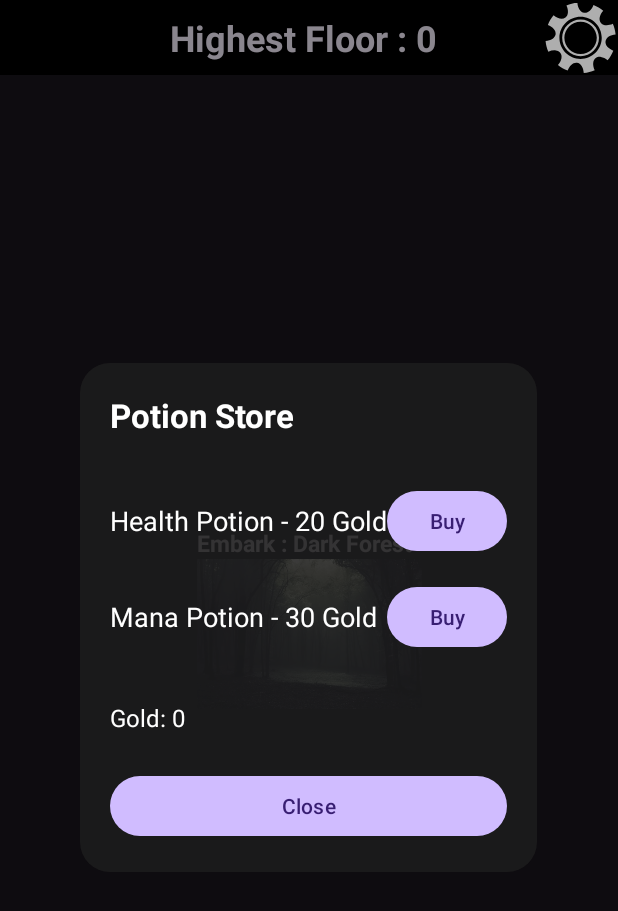
After one commit to Samestora/pemrograman-kotlin, an Android app: the fragment StoreDialogFragment placed in its activity, on a phone screen of 412 x 824 dp. The commit adds this screen. Shown: the top 911 px of the screen. Run offline under Robolectric (Android 15) with nearby library versions, the phone set to English and light mode, and no system bars.

Commit message:
Adding transition every navigation (fade in/out), store and use item into dialog not fragment

```diff
--- a/app/src/main/java/com/sgdc/roguelike/ui/activity/MainActivity.kt
+++ b/app/src/main/java/com/sgdc/roguelike/ui/activity/MainActivity.kt
@@ -19,10 +19,8 @@ import com.sgdc.roguelike.ui.fragment.GachaFragment
 import com.sgdc.roguelike.ui.fragment.MenuFragment
 import com.sgdc.roguelike.ui.fragment.RestFragment
 import com.sgdc.roguelike.ui.fragment.SettingsFragment
-import com.sgdc.roguelike.ui.fragment.StoreFragment
 
 class MainActivity : AppCompatActivity() {
-
     private val viewModel: MainViewModel by viewModels()
 
     override fun onCreate(savedInstanceState: Bundle?) {
@@ -56,10 +54,18 @@ class MainActivity : AppCompatActivity() {
                 Screen.Death -> DeathFragment()
                 Screen.Settings -> SettingsFragment()
                 Screen.Gacha -> GachaFragment()
-                Screen.Store -> StoreFragment()
             }
 
+            val fade = android.transition.TransitionInflater.from(this)
+                .inflateTransition(R.transition.fade)
+
+            fragment.enterTransition = fade
+            fragment.exitTransition = fade
+            fragment.reenterTransition = fade
+            fragment.returnTransition = fade
+
             supportFragmentManager.beginTransaction()
+                .setReorderingAllowed(true)
                 .replace(R.id.fragmentContainer, fragment)
                 .commit()
         }
--- /dev/null
+++ b/app/src/main/java/com/sgdc/roguelike/ui/fragment/StoreDialogFragment.kt
@@ -0,0 +1,73 @@
+package com.sgdc.roguelike.ui.fragment
+
+import android.graphics.Color
+import android.graphics.drawable.ColorDrawable
+import android.os.Bundle
+import android.view.LayoutInflater
+import android.view.View
+import android.view.ViewGroup
+import android.widget.Button
+import android.widget.TextView
+import androidx.fragment.app.DialogFragment
+import androidx.fragment.app.activityViewModels
+import com.sgdc.roguelike.R
+import com.sgdc.roguelike.domain.bgm.SfxManager
+import com.sgdc.roguelike.domain.item.HealthPotion
+import com.sgdc.roguelike.domain.item.ManaPotion
+import com.sgdc.roguelike.ui.viewmodel.GameViewModel
+import kotlin.getValue
+
+class StoreDialogFragment : DialogFragment() {
+
+    private val gameViewModel: GameViewModel by activityViewModels()
+
+    override fun onCreateView(
+        inflater: LayoutInflater,
+        container: ViewGroup?,
+        savedInstanceState: Bundle?
+    ): View {
+        dialog?.window?.setBackgroundDrawable(ColorDrawable(Color.TRANSPARENT))
+        return inflater.inflate(R.layout.dialog_store, container, false)
+    }
+
+    override fun onViewCreated(view: View, savedInstanceState: Bundle?) {
+        super.onViewCreated(view, savedInstanceState)
+
+        val tvGold = view.findViewById<TextView>(R.id.tvGold)
+        val tvWarning = view.findViewById<TextView>(R.id.tvWarning)
+        val btnBuyHealth = view.findViewById<Button>(R.id.btnBuyHealthPotion)
+        val btnBuyMana = view.findViewById<Button>(R.id.btnBuyManaPotion)
+        val btnClose = view.findViewById<Button>(R.id.btnCloseStore)
+
+        gameViewModel.player.observe(viewLifecycleOwner) { player ->
+            tvGold.text = "Gold: ${player.money}"
+        }
+
+        btnBuyHealth.setOnClickListener {
+            val success = gameViewModel.playerAddItem(HealthPotion())
+            if (!success) {
+                SfxManager.play("decline")
+                tvWarning.visibility = View.VISIBLE
+            } else {
+                SfxManager.play("buy")
+                tvWarning.visibility = View.GONE
+            }
+        }
+
+        btnBuyMana.setOnClickListener {
+            val success = gameViewModel.playerAddItem(ManaPotion())
+            if (!success) {
+                SfxManager.play("decline")
+                tvWarning.visibility = View.VISIBLE
+            } else {
+                SfxManager.play("buy")
+                tvWarning.visibility = View.GONE
+            }
+        }
+
+        btnClose.setOnClickListener {
+            SfxManager.play("button")
+            dismiss()
+        }
+    }
+}
--- a/app/src/main/java/com/sgdc/roguelike/ui/viewmodel/MainViewModel.kt
+++ b/app/src/main/java/com/sgdc/roguelike/ui/viewmodel/MainViewModel.kt
@@ -24,5 +24,5 @@ class MainViewModel : ViewModel() {
 }
 
 enum class Screen {
-    Menu, Battle, Settings, Rest, Death, Gacha, Store
+    Menu, Battle, Settings, Rest, Death, Gacha
 }
--- /dev/null
+++ b/app/src/main/res/drawable/dialog_bg.xml
@@ -0,0 +1,10 @@
+<?xml version="1.0" encoding="utf-8"?>
+<shape xmlns:android="http://schemas.android.com/apk/res/android">
+    <solid android:color="#CC1E1E1E" />
+    <corners android:radius="20dp" />
+    <padding
+        android:left="16dp"
+        android:top="16dp"
+        android:right="16dp"
+        android:bottom="16dp" />
+</shape>
--- /dev/null
+++ b/app/src/main/res/layout/dialog_store.xml
@@ -0,0 +1,97 @@
+<?xml version="1.0" encoding="utf-8"?>
+<ScrollView xmlns:android="http://schemas.android.com/apk/res/android"
+            android:layout_width="match_parent"
+            android:layout_height="wrap_content"
+            android:padding="24dp">
+
+    <LinearLayout
+        android:orientation="vertical"
+        android:padding="20dp"
+        android:layout_width="match_parent"
+        android:layout_height="wrap_content"
+         android:background="@drawable/dialog_bg"
+        android:gravity="center_horizontal">
+
+        <TextView
+            android:layout_height="wrap_content"
+            android:layout_width="match_parent"
+            android:id="@+id/tvStoreTitle"
+            android:text="Potion Store"
+            android:textColor="@android:color/white"
+            android:textSize="22sp"
+            android:textStyle="bold"
+            android:layout_marginBottom="24dp"/>
+
+        <!-- Health Potion Row -->
+        <LinearLayout
+            android:orientation="horizontal"
+            android:layout_width="match_parent"
+            android:layout_height="wrap_content"
+            android:paddingVertical="8dp"
+            android:gravity="center_vertical">
+
+            <TextView
+                android:text="Health Potion - 20 Gold"
+                android:textColor="@android:color/white"
+                android:textSize="18sp"
+                android:layout_width="0dp"
+                android:layout_weight="1"
+                android:layout_height="wrap_content"/>
+
+            <Button
+                android:id="@+id/btnBuyHealthPotion"
+                android:text="Buy"
+                android:layout_width="80dp"
+                android:layout_height="wrap_content"/>
+        </LinearLayout>
+
+        <!-- Mana Potion Row -->
+        <LinearLayout
+            android:orientation="horizontal"
+            android:layout_width="match_parent"
+            android:layout_height="wrap_content"
+            android:paddingVertical="8dp"
+            android:gravity="center_vertical">
+
+            <TextView
+                android:text="Mana Potion - 30 Gold"
+                android:textColor="@android:color/white"
+                android:textSize="18sp"
+                android:layout_width="0dp"
+                android:layout_weight="1"
+                android:layout_height="wrap_content"/>
+
+            <Button
+                android:id="@+id/btnBuyManaPotion"
+                android:text="Buy"
+                android:layout_width="80dp"
+                android:layout_height="wrap_content"/>
+        </LinearLayout>
+
+        <TextView
+            android:id="@+id/tvGold"
+            android:text="Gold: 0"
+            android:textColor="@android:color/white"
+            android:textSize="16sp"
+            android:layout_marginTop="24dp" android:layout_height="wrap_content"
+        android:layout_width="match_parent"/>
+
+        <TextView
+            android:id="@+id/tvWarning"
+            android:text="Not enough gold!"
+            android:textColor="@android:color/holo_red_light"
+            android:visibility="gone"
+            android:textSize="16sp"
+            android:layout_marginTop="8dp"
+            android:layout_height="wrap_content"
+            android:layout_width="match_parent"
+        />
+
+        <Button
+            android:id="@+id/btnCloseStore"
+            android:text="Close"
+            android:layout_width="match_parent"
+            android:layout_height="wrap_content"
+            android:layout_marginTop="24dp"/>
+    </LinearLayout>
+</ScrollView>
--- /dev/null
+++ b/app/src/main/res/transition/fade.xml
@@ -0,0 +1,4 @@
+<?xml version="1.0" encoding="utf-8"?>
+<!-- res/transition/fade.xml -->
+<fade xmlns:android="http://schemas.android.com/apk/res/android"
+      android:duration="@android:integer/config_shortAnimTime"/>
```
Also changed, not shown: app/src/main/java/com/sgdc/roguelike/ui/fragment/ItemDialogFragment.kt (added, +70 -0 lines), app/src/main/java/com/sgdc/roguelike/ui/fragment/MenuFragment.kt (+3 -4 lines), app/src/main/java/com/sgdc/roguelike/ui/fragment/RestFragment.kt (+2 -7 lines), app/src/main/java/com/sgdc/roguelike/ui/fragment/StoreFragment.kt (deleted, +0 -77 lines), app/src/main/res/layout/dialog_item.xml (added, +40 -0 lines), app/src/main/res/layout/fragment_store.xml (deleted, +0 -97 lines).
